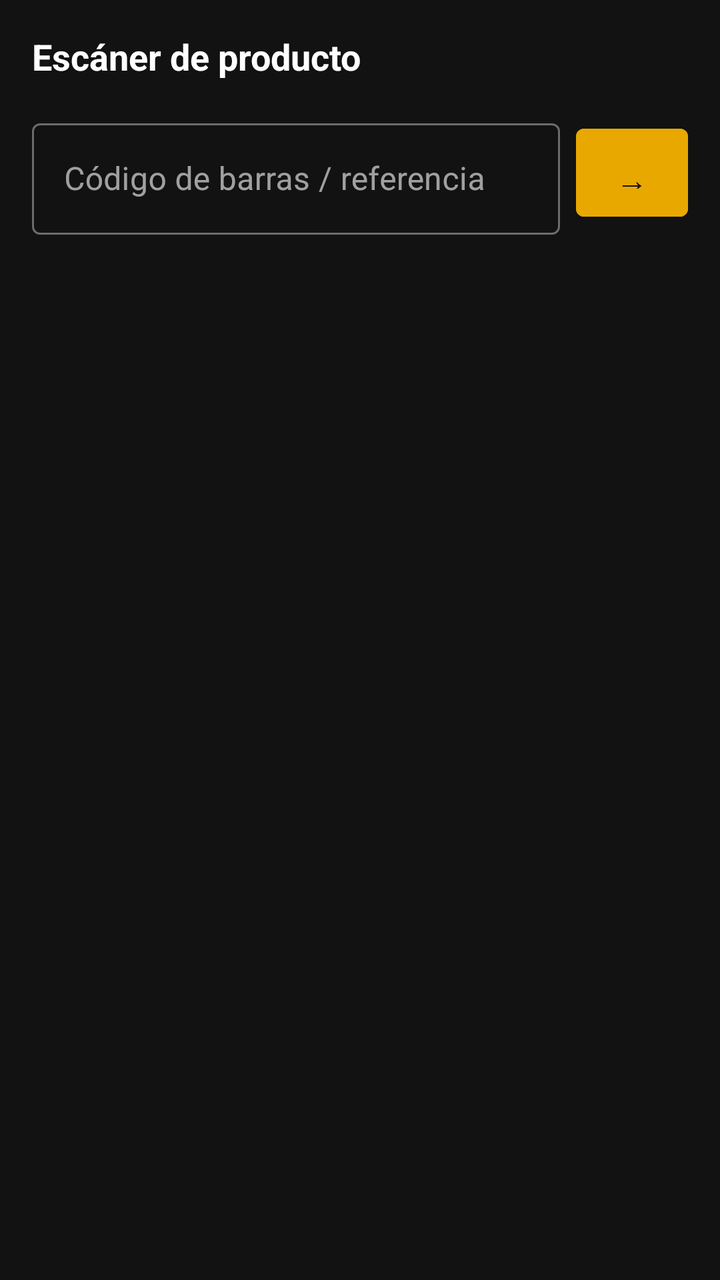
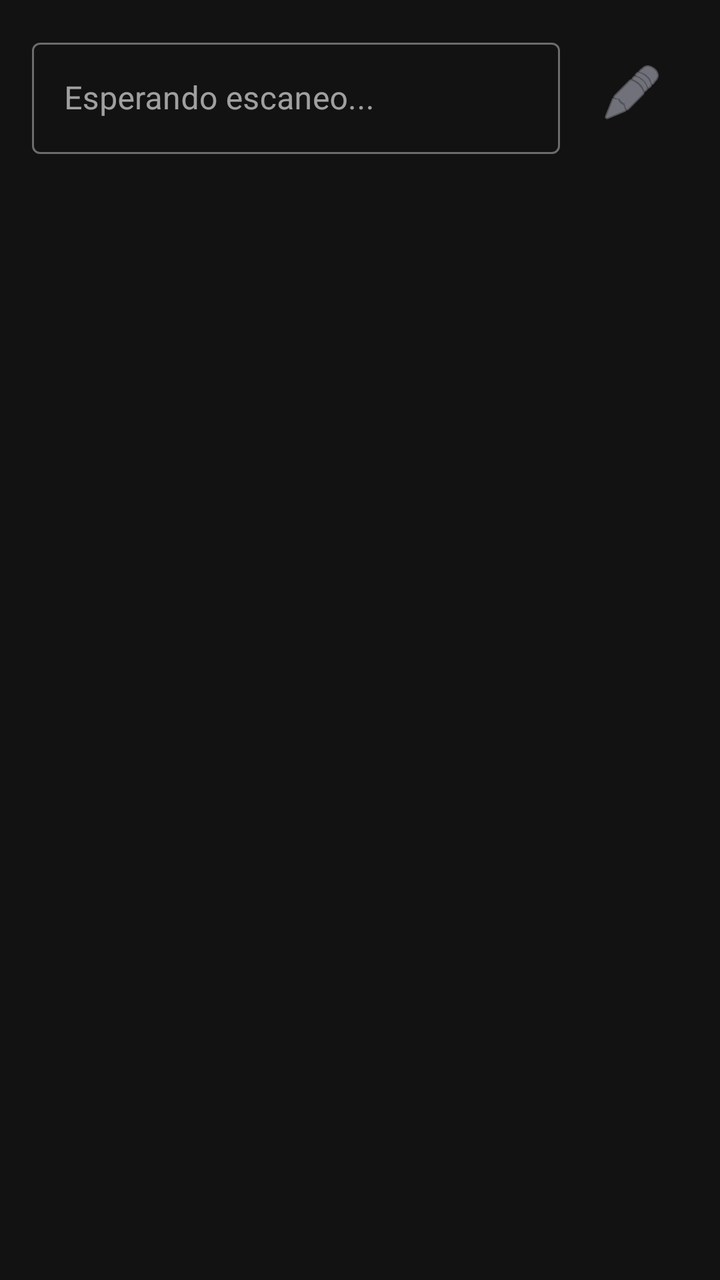

The first picture is an Android layout as it rendered before a commit; the second is the same layout after the commit. The layout source and the unified diff follow.
<!-- AndroidManifest.xml: application theme Theme.AlmacenPDA -->
<!-- res/layout/fragment_scanner.xml -->
<?xml version="1.0" encoding="utf-8"?>
<LinearLayout xmlns:android="http://schemas.android.com/apk/res/android"
    xmlns:app="http://schemas.android.com/apk/res-auto"
    android:layout_width="match_parent" android:layout_height="match_parent"
    android:background="@color/bg_dark" android:orientation="vertical" android:padding="16dp">

    <TextView android:layout_width="wrap_content" android:layout_height="wrap_content"
        android:text="Escáner de producto" android:textColor="@color/text_primary"
        android:textSize="18sp" android:textStyle="bold" android:layout_marginBottom="16dp"/>

    <LinearLayout android:layout_width="match_parent" android:layout_height="wrap_content"
        android:orientation="horizontal" android:layout_marginBottom="16dp">
        <com.google.android.material.textfield.TextInputLayout
            android:layout_width="0dp" android:layout_height="wrap_content"
            android:layout_weight="1" android:hint="Código de barras / referencia"
            style="@style/Widget.MaterialComponents.TextInputLayout.OutlinedBox"
            android:layout_marginEnd="8dp">
            <com.google.android.material.textfield.TextInputEditText
                android:id="@+id/etCodigo"
                android:layout_width="match_parent" android:layout_height="wrap_content"
                android:inputType="text" android:textColor="@color/text_primary"
                android:textSize="16sp" android:imeOptions="actionSearch"/>
        </com.google.android.material.textfield.TextInputLayout>
        <Button android:id="@+id/btnBuscar"
            android:layout_width="56dp" android:layout_height="56dp"
            android:text="→" style="@style/BtnPrimary"/>
    </LinearLayout>

    <ProgressBar android:id="@+id/progressBar"
        android:layout_width="wrap_content" android:layout_height="wrap_content"
        android:layout_gravity="center" android:visibility="gone"
        android:indeterminateTint="@color/accent"/>

    <androidx.cardview.widget.CardView android:id="@+id/cardResult"
        android:layout_width="match_parent" android:layout_height="wrap_content"
        android:visibility="gone"
        app:cardBackgroundColor="@color/bg_card"
        app:cardCornerRadius="12dp" app:cardElevation="0dp">
        <LinearLayout android:layout_width="match_parent" android:layout_height="wrap_content"
            android:orientation="vertical" android:padding="16dp">

            <TextView android:id="@+id/tvNombre"
                android:layout_width="match_parent" android:layout_height="wrap_content"
                android:textColor="@color/text_primary" android:textSize="18sp"
                android:textStyle="bold" android:layout_marginBottom="12dp"/>

            <LinearLayout android:layout_width="match_parent" android:layout_height="wrap_content"
                android:orientation="horizontal" android:layout_marginBottom="6dp">
                <TextView android:layout_width="120dp" android:layout_height="wrap_content"
                    android:text="Referencia" android:textColor="@color/text_secondary" android:textSize="13sp"/>
                <TextView android:id="@+id/tvReferencia"
                    android:layout_width="0dp" android:layout_height="wrap_content"
                    android:layout_weight="1" android:textColor="@color/text_primary" android:textSize="13sp"/>
            </LinearLayout>

            <LinearLayout android:layout_width="match_parent" android:layout_height="wrap_content"
                android:orientation="horizontal" android:layout_marginBottom="6dp">
                <TextView android:layout_width="120dp" android:layout_height="wrap_content"
                    android:text="Fabricante" android:textColor="@color/text_secondary" android:textSize="13sp"/>
                <TextView android:id="@+id/tvMarca"
                    android:layout_width="0dp" android:layout_height="wrap_content"
                    android:layout_weight="1" android:textColor="@color/text_primary" android:textSize="13sp"/>
            </LinearLayout>

            <LinearLayout android:layout_width="match_parent" android:layout_height="wrap_content"
                android:orientation="horizontal" android:layout_marginBottom="6dp">
                <TextView android:layout_width="120dp" android:layout_height="wrap_content"
                    android:text="Cód. barras" android:textColor="@color/text_secondary" android:textSize="13sp"/>
                <TextView android:id="@+id/tvCodigo"
                    android:layout_width="0dp" android:layout_height="wrap_content"
                    android:layout_weight="1" android:textColor="@color/text_primary"
                    android:textSize="13sp" android:fontFamily="monospace"/>
            </LinearLayout>

            <View android:layout_width="match_parent" android:layout_height="1dp"
                android:background="@color/divider" android:layout_marginVertical="12dp"/>

            <LinearLayout android:layout_width="match_parent" android:layout_height="wrap_content"
                android:orientation="horizontal">
                <LinearLayout android:layout_width="0dp" android:layout_height="wrap_content"
                    android:layout_weight="1" android:orientation="vertical" android:gravity="center">
                    <TextView android:layout_width="wrap_content" android:layout_height="wrap_content"
                        android:text="TOTAL" android:textColor="@color/text_secondary" android:textSize="11sp"/>
                    <TextView android:id="@+id/tvStockTotal"
                        android:layout_width="wrap_content" android:layout_height="wrap_content"
                        android:textColor="@color/text_primary" android:textSize="22sp" android:textStyle="bold"/>
                    <TextView android:id="@+id/tvUnidad"
                        android:layout_width="wrap_content" android:layout_height="wrap_content"
                        android:textColor="@color/text_secondary" android:textSize="12sp"/>
                </LinearLayout>
                <LinearLayout android:layout_width="0dp" android:layout_height="wrap_content"
                    android:layout_weight="1" android:orientation="vertical" android:gravity="center">
                    <TextView android:layout_width="wrap_content" android:layout_height="wrap_content"
                        android:text="DISPONIBLE" android:textColor="@color/text_secondary" android:textSize="11sp"/>
                    <TextView android:id="@+id/tvStockLibre"
                        android:layout_width="wrap_content" android:layout_height="wrap_content"
                        android:textColor="@color/success" android:textSize="22sp" android:textStyle="bold"/>
                </LinearLayout>
            </LinearLayout>
        </LinearLayout>
    </androidx.cardview.widget.CardView>

</LinearLayout>
<!-- resources referenced by this layout -->
<resources>
  <color name="accent">#E8A800</color>
  <color name="bg_card">#2A2A3E</color>
  <color name="bg_dark">#121212</color>
  <color name="divider">#2E2E4E</color>
  <color name="success">#4CAF50</color>
  <color name="text_primary">#FFFFFF</color>
  <color name="text_secondary">#B0B0C0</color>
  <style name="BtnPrimary" parent="Widget.MaterialComponents.Button">
          <item name="android:backgroundTint">@color/accent</item>
          <item name="android:textColor">@color/bg_dark</item>
          <item name="android:textSize">16sp</item>
          <item name="android:paddingTop">14dp</item>
          <item name="android:paddingBottom">14dp</item>
      </style>
  <style name="Theme.AlmacenPDA" parent="Theme.MaterialComponents.DayNight.NoActionBar">
          <item name="colorPrimary">@color/accent</item>
          <item name="colorPrimaryVariant">@color/accent_dark</item>
          <item name="colorOnPrimary">@color/bg_dark</item>
          <item name="colorSurface">@color/bg_surface</item>
          <item name="colorOnSurface">@color/text_primary</item>
          <item name="android:windowBackground">@color/bg_dark</item>
          <item name="android:statusBarColor">@color/bg_surface</item>
          <item name="android:navigationBarColor">@color/bg_surface</item>
          <item name="android:textColorPrimary">@color/text_primary</item>
          <item name="android:textColorSecondary">@color/text_secondary</item>
      </style>
  <color name="accent_dark">#C08800</color>
  <color name="bg_surface">#1E1E2E</color>
</resources>

<!-- the commit's change to res/layout/fragment_scanner.xml (unified diff, before → after) -->
@@ -1,103 +1,219 @@
 <?xml version="1.0" encoding="utf-8"?>
 <LinearLayout xmlns:android="http://schemas.android.com/apk/res/android"
     xmlns:app="http://schemas.android.com/apk/res-auto"
-    android:layout_width="match_parent" android:layout_height="match_parent"
-    android:background="@color/bg_dark" android:orientation="vertical" android:padding="16dp">
-
-    <TextView android:layout_width="wrap_content" android:layout_height="wrap_content"
-        android:text="Escáner de producto" android:textColor="@color/text_primary"
-        android:textSize="18sp" android:textStyle="bold" android:layout_marginBottom="16dp"/>
-
-    <LinearLayout android:layout_width="match_parent" android:layout_height="wrap_content"
-        android:orientation="horizontal" android:layout_marginBottom="16dp">
+    android:layout_width="match_parent"
+    android:layout_height="match_parent"
+    android:background="@color/bg_dark"
+    android:orientation="vertical"
+    android:padding="16dp">
+
+    
+    <LinearLayout
+        android:layout_width="match_parent"
+        android:layout_height="wrap_content"
+        android:gravity="center_vertical"
+        android:orientation="horizontal">
+
         <com.google.android.material.textfield.TextInputLayout
-            android:layout_width="0dp" android:layout_height="wrap_content"
-            android:layout_weight="1" android:hint="Código de barras / referencia"
+            android:id="@+id/tilScan"
             style="@style/Widget.MaterialComponents.TextInputLayout.OutlinedBox"
-            android:layout_marginEnd="8dp">
+            android:layout_width="0dp"
+            android:layout_height="wrap_content"
+            android:layout_weight="1"
+            android:hint="Esperando escaneo...">
+
             <com.google.android.material.textfield.TextInputEditText
-                android:id="@+id/etCodigo"
-                android:layout_width="match_parent" android:layout_height="wrap_content"
-                android:inputType="text" android:textColor="@color/text_primary"
-                android:textSize="16sp" android:imeOptions="actionSearch"/>
+                android:id="@+id/etScan"
+                android:layout_width="match_parent"
+                android:layout_height="wrap_content"
+                android:imeOptions="actionSearch"
+                android:inputType="text"
+                android:singleLine="true"
+                android:textColor="@color/text_primary" />
         </com.google.android.material.textfield.TextInputLayout>
-        <Button android:id="@+id/btnBuscar"
-            android:layout_width="56dp" android:layout_height="56dp"
-            android:text="→" style="@style/BtnPrimary"/>
+
+        <ImageButton
+            android:id="@+id/btnToggleKeyboard"
+            android:layout_width="56dp"
+            android:layout_height="56dp"
+            android:layout_marginStart="8dp"
+            android:background="?attr/selectableItemBackgroundBorderless"
+            android:contentDescription="Abrir teclado"
+            android:src="@android:drawable/ic_menu_edit"
+            app:tint="@color/text_secondary" />
     </LinearLayout>
 
-    <ProgressBar android:id="@+id/progressBar"
-        android:layout_width="wrap_content" android:layout_height="wrap_content"
-        android:layout_gravity="center" android:visibility="gone"
-        android:indeterminateTint="@color/accent"/>
-
-    <androidx.cardview.widget.CardView android:id="@+id/cardResult"
-        android:layout_width="match_parent" android:layout_height="wrap_content"
+    <ProgressBar
+        android:id="@+id/loadingBar"
+        style="?android:attr/progressBarStyleHorizontal"
+        android:layout_width="match_parent"
+        android:layout_height="wrap_content"
+        android:layout_marginTop="8dp"
+        android:indeterminate="true"
         android:visibility="gone"
-        app:cardBackgroundColor="@color/bg_card"
-        app:cardCornerRadius="12dp" app:cardElevation="0dp">
-        <LinearLayout android:layout_width="match_parent" android:layout_height="wrap_content"
-            android:orientation="vertical" android:padding="16dp">
-
-            <TextView android:id="@+id/tvNombre"
-                android:layout_width="match_parent" android:layout_height="wrap_content"
-                android:textColor="@color/text_primary" android:textSize="18sp"
-                android:textStyle="bold" android:layout_marginBottom="12dp"/>
-
-            <LinearLayout android:layout_width="match_parent" android:layout_height="wrap_content"
-                android:orientation="horizontal" android:layout_marginBottom="6dp">
-                <TextView android:layout_width="120dp" android:layout_height="wrap_content"
-                    android:text="Referencia" android:textColor="@color/text_secondary" android:textSize="13sp"/>
-                <TextView android:id="@+id/tvReferencia"
-                    android:layout_width="0dp" android:layout_height="wrap_content"
-                    android:layout_weight="1" android:textColor="@color/text_primary" android:textSize="13sp"/>
-            </LinearLayout>
-
-            <LinearLayout android:layout_width="match_parent" android:layout_height="wrap_content"
-                android:orientation="horizontal" android:layout_marginBottom="6dp">
-                <TextView android:layout_width="120dp" android:layout_height="wrap_content"
-                    android:text="Fabricante" android:textColor="@color/text_secondary" android:textSize="13sp"/>
-                <TextView android:id="@+id/tvMarca"
-                    android:layout_width="0dp" android:layout_height="wrap_content"
-                    android:layout_weight="1" android:textColor="@color/text_primary" android:textSize="13sp"/>
-            </LinearLayout>
-
-            <LinearLayout android:layout_width="match_parent" android:layout_height="wrap_content"
-                android:orientation="horizontal" android:layout_marginBottom="6dp">
-                <TextView android:layout_width="120dp" android:layout_height="wrap_content"
-                    android:text="Cód. barras" android:textColor="@color/text_secondary" android:textSize="13sp"/>
-                <TextView android:id="@+id/tvCodigo"
-                    android:layout_width="0dp" android:layout_height="wrap_content"
-                    android:layout_weight="1" android:textColor="@color/text_primary"
-                    android:textSize="13sp" android:fontFamily="monospace"/>
-            </LinearLayout>
-
-            <View android:layout_width="match_parent" android:layout_height="1dp"
-                android:background="@color/divider" android:layout_marginVertical="12dp"/>
-
-            <LinearLayout android:layout_width="match_parent" android:layout_height="wrap_content"
-                android:orientation="horizontal">
-                <LinearLayout android:layout_width="0dp" android:layout_height="wrap_content"
-                    android:layout_weight="1" android:orientation="vertical" android:gravity="center">
-                    <TextView android:layout_width="wrap_content" android:layout_height="wrap_content"
-                        android:text="TOTAL" android:textColor="@color/text_secondary" android:textSize="11sp"/>
-                    <TextView android:id="@+id/tvStockTotal"
-                        android:layout_width="wrap_content" android:layout_height="wrap_content"
-                        android:textColor="@color/text_primary" android:textSize="22sp" android:textStyle="bold"/>
-                    <TextView android:id="@+id/tvUnidad"
-                        android:layout_width="wrap_content" android:layout_height="wrap_content"
-                        android:textColor="@color/text_secondary" android:textSize="12sp"/>
+        android:indeterminateTint="?attr/colorPrimary" />
+
+    
+    <androidx.core.widget.NestedScrollView
+        android:layout_width="match_parent"
+        android:layout_height="0dp"
+        android:layout_weight="1">
+
+        <LinearLayout
+            android:id="@+id/resultContainer"
+            android:layout_width="match_parent"
+            android:layout_height="wrap_content"
+            android:orientation="vertical"
+            android:visibility="gone">
+
+            <com.google.android.material.card.MaterialCardView
+                android:layout_width="match_parent"
+                android:layout_height="wrap_content"
+                android:layout_marginTop="16dp"
+                app:cardBackgroundColor="@color/bg_surface"
+                app:cardCornerRadius="12dp"
+                app:strokeWidth="0dp">
+
+                <LinearLayout
+                    android:layout_width="match_parent"
+                    android:layout_height="wrap_content"
+                    android:orientation="vertical"
+                    android:padding="16dp">
+
+                    <RelativeLayout
+                        android:layout_width="match_parent"
+                        android:layout_height="wrap_content">
+
+                        <TextView
+                            android:id="@+id/tvFabricante"
+                            android:layout_width="wrap_content"
+                            android:layout_height="wrap_content"
+                            android:textAllCaps="true"
+                            android:textColor="?attr/colorPrimary"
+                            android:textSize="12sp"
+                            android:textStyle="bold" />
+
+                        <ImageButton
+                            android:id="@+id/btnCloseResult"
+                            android:layout_width="32dp"
+                            android:layout_height="32dp"
+                            android:layout_alignParentEnd="true"
+                            android:background="?attr/selectableItemBackgroundBorderless"
+                            android:src="@android:drawable/ic_menu_close_clear_cancel"
+                            app:tint="@color/text_secondary" />
+                    </RelativeLayout>
+
+                    <TextView
+                        android:id="@+id/tvNombre"
+                        android:layout_width="match_parent"
+                        android:layout_height="wrap_content"
+                        android:layout_marginTop="4dp"
+                        android:textColor="@color/text_primary"
+                        android:textSize="20sp"
+                        android:textStyle="bold" />
+
+                    <TextView
+                        android:id="@+id/tvReferencia"
+                        android:layout_width="wrap_content"
+                        android:layout_height="wrap_content"
+                        android:layout_marginTop="2dp"
+                        android:textColor="@color/text_secondary"
+                        android:textSize="14sp" />
+
+                    <View
+                        android:layout_width="match_parent"
+                        android:layout_height="1dp"
+                        android:layout_marginVertical="12dp"
+                        android:background="@color/divider" />
+
+                    <TextView
+                        android:id="@+id/tvDescripcion"
+                        android:layout_width="match_parent"
+                        android:layout_height="wrap_content"
+                        android:textColor="@color/text_primary"
+                        android:textSize="14sp" />
+
+                    
+                    <LinearLayout
+                        android:layout_width="match_parent"
+                        android:layout_height="wrap_content"
+                        android:layout_marginTop="20dp"
+                        android:orientation="horizontal">
+
+                        <LinearLayout
+                            android:layout_width="0dp"
+                            android:layout_height="wrap_content"
+                            android:layout_weight="1"
+                            android:orientation="vertical">
+
+                            <TextView
+                                android:layout_width="wrap_content"
+                                android:layout_height="wrap_content"
+                                android:text="STOCK LIBRE"
+                                android:textColor="@color/text_secondary"
+                                android:textSize="10sp" />
+
+                            <TextView
+                                android:id="@+id/tvStockLibre"
+                                android:layout_width="wrap_content"
+                                android:layout_height="wrap_content"
+                                android:textColor="@color/success"
+                                android:textSize="22sp"
+                                android:textStyle="bold" />
+                        </LinearLayout>
+
+                        <LinearLayout
+                            android:id="@+id/btnReservas"
+                            android:layout_width="0dp"
+                            android:layout_height="wrap_content"
+                            android:layout_weight="1"
+                            android:background="?attr/selectableItemBackground"
+                            android:clickable="true"
+                            android:focusable="true"
+                            android:orientation="vertical"
+                            android:padding="4dp">
+
+                            <TextView
+                                android:layout_width="wrap_content"
+                                android:layout_height="wrap_content"
+                                android:text="RESERVADO ▼"
+                                android:textColor="@color/text_secondary"
+                                android:textSize="10sp" />
+
+                            <TextView
+                                android:id="@+id/tvStockReservado"
+                                android:layout_width="wrap_content"
+                                android:layout_height="wrap_content"
+                                android:textColor="@color/warning"
+                                android:textSize="22sp"
+                                android:textStyle="bold" />
+                        </LinearLayout>
+
+                        <LinearLayout
+                            android:layout_width="0dp"
+                            android:layout_height="wrap_content"
+                            android:layout_weight="1"
+                            android:orientation="vertical">
+
+                            <TextView
+                                android:layout_width="wrap_content"
+                                android:layout_height="wrap_content"
+                                android:text="TOTAL"
+                                android:textColor="@color/text_secondary"
+                                android:textSize="10sp" />
+
+                            <TextView
+                                android:id="@+id/tvStockTotal"
+                                android:layout_width="wrap_content"
+                                android:layout_height="wrap_content"
+                                android:textColor="@color/text_primary"
+                                android:textSize="22sp"
+                                android:textStyle="bold" />
+                        </LinearLayout>
+                    </LinearLayout>
                 </LinearLayout>
-                <LinearLayout android:layout_width="0dp" android:layout_height="wrap_content"
-                    android:layout_weight="1" android:orientation="vertical" android:gravity="center">
-                    <TextView android:layout_width="wrap_content" android:layout_height="wrap_content"
-                        android:text="DISPONIBLE" android:textColor="@color/text_secondary" android:textSize="11sp"/>
-                    <TextView android:id="@+id/tvStockLibre"
-                        android:layout_width="wrap_content" android:layout_height="wrap_content"
-                        android:textColor="@color/success" android:textSize="22sp" android:textStyle="bold"/>
-                </LinearLayout>
-            </LinearLayout>
+            </com.google.android.material.card.MaterialCardView>
         </LinearLayout>
-    </androidx.cardview.widget.CardView>
+    </androidx.core.widget.NestedScrollView>
 
 </LinearLayout>
<!-- resource entries referenced after the edit -->
@@ -1,22 +1,17 @@
 <!-- resources referenced by this layout -->
 <resources>
-  <color name="accent">#E8A800</color>
-  <color name="bg_card">#2A2A3E</color>
   <color name="bg_dark">#121212</color>
   <color name="divider">#2E2E4E</color>
   <color name="success">#4CAF50</color>
   <color name="text_primary">#FFFFFF</color>
   <color name="text_secondary">#B0B0C0</color>
-  <style name="BtnPrimary" parent="Widget.MaterialComponents.Button">
-          <item name="android:backgroundTint">@color/accent</item>
-          <item name="android:textColor">@color/bg_dark</item>
-          <item name="android:textSize">16sp</item>
-          <item name="android:paddingTop">14dp</item>
-          <item name="android:paddingBottom">14dp</item>
+  <color name="warning">#FF9800</color>
+  <style name="Theme.AlmacenPDA" parent="Theme.AlmacenPDA.Azul" />
+  <style name="Theme.AlmacenPDA.Azul" parent="Base.Theme.AlmacenPDA">
+          <item name="colorPrimary">@color/style_azul</item>
+          <item name="colorPrimaryVariant">@color/style_azul</item>
       </style>
-  <style name="Theme.AlmacenPDA" parent="Theme.MaterialComponents.DayNight.NoActionBar">
-          <item name="colorPrimary">@color/accent</item>
-          <item name="colorPrimaryVariant">@color/accent_dark</item>
+  <style name="Base.Theme.AlmacenPDA" parent="Theme.MaterialComponents.DayNight.NoActionBar">
           <item name="colorOnPrimary">@color/bg_dark</item>
           <item name="colorSurface">@color/bg_surface</item>
           <item name="colorOnSurface">@color/text_primary</item>
@@ -25,8 +20,30 @@
           <item name="android:navigationBarColor">@color/bg_surface</item>
           <item name="android:textColorPrimary">@color/text_primary</item>
           <item name="android:textColorSecondary">@color/text_secondary</item>
+  
+          
+          <item name="android:popupMenuStyle">@style/CustomPopupMenu</item>
+          <item name="android:dialogTheme">@style/CustomDialogTheme</item>
+          <item name="alertDialogTheme">@style/CustomDialogTheme</item>
+          <item name="android:dropDownListViewStyle">@style/CustomDropDownListView</item>
       </style>
-  <color name="accent_dark">#C08800</color>
+  <color name="style_azul">#4f46e5</color>
+  <style name="CustomPopupMenu" parent="Widget.MaterialComponents.PopupMenu">
+          <item name="android:popupBackground">@color/bg_surface</item>
+          <item name="android:textColor">@color/text_primary</item>
+      </style>
+  <style name="CustomDialogTheme" parent="Theme.MaterialComponents.DayNight.Dialog.Alert">
+          <item name="android:windowBackground">@android:color/transparent</item>
+          <item name="colorSurface">@color/bg_surface</item>
+          <item name="colorPrimary">?attr/colorPrimary</item>
+          <item name="colorAccent">?attr/colorPrimary</item>
+          <item name="android:textColorPrimary">@color/text_primary</item>
+          <item name="android:textColorSecondary">@color/text_secondary</item>
+      </style>
+  <style name="CustomDropDownListView" parent="Widget.AppCompat.ListView.DropDown">
+          <item name="android:background">@color/bg_surface</item>
+          <item name="android:divider">@color/divider</item>
+      </style>
   <color name="bg_surface">#1E1E2E</color>
 </resources>
 
